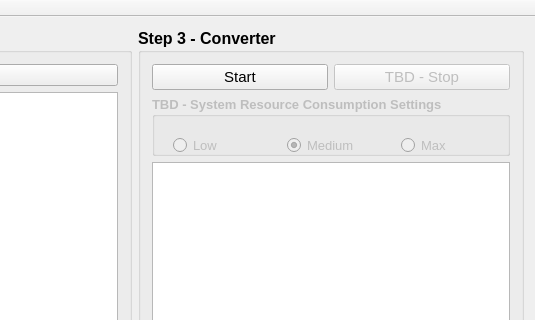
Above: mainwindow.ui from jesper/easy-video-converter before the change; both pictures show x 265 to 800 and y 0 to 320 of the 800 by 633 pixel window. Below: the same form after it.
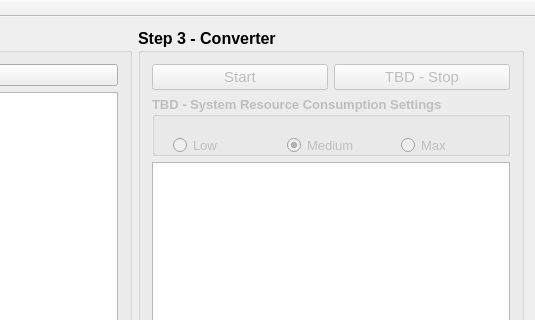
That is the form after the change.

What changed in the file:
```diff
--- a/mainwindow.ui
+++ b/mainwindow.ui
@@ -184,6 +184,9 @@
           <layout class="QHBoxLayout" name="horizontalLayout_8">
            <item>
             <widget class="QPushButton" name="pb_start">
+             <property name="enabled">
+              <bool>false</bool>
+             </property>
              <property name="font">
               <font>
                <pointsize>11</pointsize>
```
